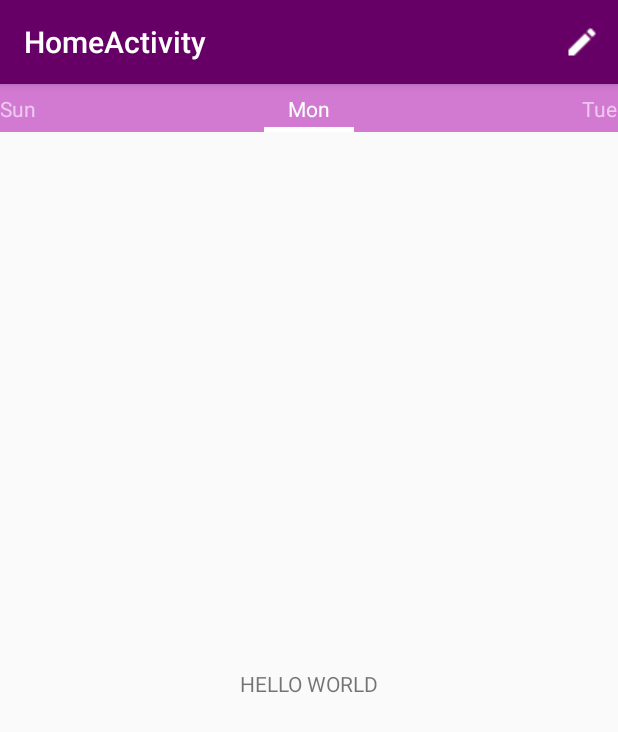
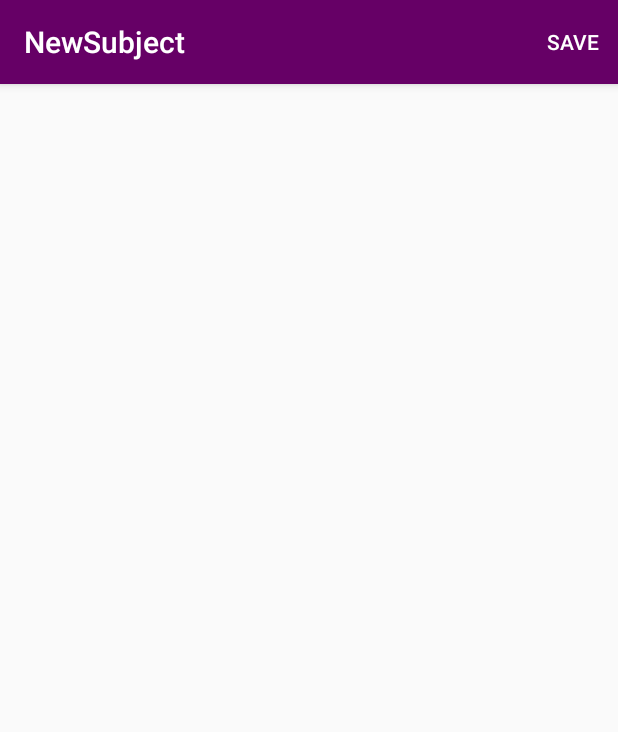
Before and after one commit to vicky16898/TimetableManager, an Android app: the screen it shows after launch (HomeActivity before the commit, NewSubject after it), after a tap on "New", on a phone screen of 412 x 824 dp. Shown: the top 732 px of the screen. Run offline under Robolectric (Android 15) with nearby library versions, the phone set to English and light mode, and no system bars; our stand-ins replace ButterKnife.

Commit message:
Add NewSubject activity which adds new items to timetable list

```diff
--- a/app/src/main/AndroidManifest.xml
+++ b/app/src/main/AndroidManifest.xml
@@ -10,9 +10,13 @@
         android:supportsRtl="true"
         android:theme="@style/AppTheme">
         <activity
+            android:name=".NewSubject"
+            android:label="@string/title_activity_new_subject"
+            android:theme="@style/AppTheme.NoActionBar"></activity>
+        <activity
             android:name=".HomeActivity"
             android:label="@string/title_activity_home"
-            android:theme="@style/AppTheme.NoActionBar"></activity>
+            android:theme="@style/AppTheme.NoActionBar" />
         <activity android:name=".MainActivity">
             <intent-filter>
                 <action android:name="android.intent.action.MAIN" />
--- a/app/src/main/java/com/example/timetablemanager/MyPagerAdapter.java
+++ b/app/src/main/java/adapter/MyPagerAdapter.java
@@ -1,4 +1,4 @@
-package com.example.timetablemanager;
+package adapter;
 
 import android.support.annotation.Nullable;
 import android.support.v4.app.Fragment;
--- a/app/src/main/java/com/example/timetablemanager/HomeActivity.java
+++ b/app/src/main/java/com/example/timetablemanager/HomeActivity.java
@@ -1,17 +1,20 @@
 package com.example.timetablemanager;
 
+import android.content.Intent;
 import android.os.Bundle;
 import android.support.v4.app.Fragment;
 import android.support.v4.view.ViewPager;
 import android.support.v7.app.AppCompatActivity;
 import android.support.v7.widget.Toolbar;
 import android.view.Menu;
+import android.view.MenuItem;
 
 
 import java.util.ArrayList;
 import java.util.List;
 
 
+import adapter.MyPagerAdapter;
 import butterknife.BindView;
 import butterknife.ButterKnife;
 
@@ -70,6 +73,17 @@ public class HomeActivity extends AppCompatActivity {
         return super.onCreateOptionsMenu(menu);
     }
 
+    @Override
+    public boolean onOptionsItemSelected(MenuItem item) {
+        int id = item.getItemId();
+        if(id == R.id.add){
+            Intent intent = new Intent(HomeActivity.this, NewSubject.class);
+            startActivityForResult(intent, 1);
+            return true;
+        }
+        return super.onOptionsItemSelected(item);
+    }
+
     private List<Fragment> getFragments() {
         List<Fragment> fList = new ArrayList<Fragment>();
 
--- a/app/src/main/java/com/example/timetablemanager/MyFragment.java
+++ b/app/src/main/java/com/example/timetablemanager/MyFragment.java
@@ -7,19 +7,24 @@ import android.util.Log;
 import android.view.LayoutInflater;
 import android.view.View;
 import android.view.ViewGroup;
+import android.widget.TextView;
+
+import butterknife.BindView;
+import butterknife.ButterKnife;
 
 
 public class MyFragment extends Fragment {
     // TODO: Rename parameter arguments, choose names that match
 
     private static final String ARG_PARAM = "param";
+    public String fragmentName;
 
-
-
-
+    @BindView(R.id.myText)
+    TextView myText;
 
     public MyFragment() {
     }
+
     public static MyFragment newInstance(String param) {
         MyFragment fragment = new MyFragment();
         Bundle args = new Bundle();
@@ -33,9 +38,10 @@ public class MyFragment extends Fragment {
     public View onCreateView(LayoutInflater inflater, ViewGroup container,
                              Bundle savedInstanceState) {
         // Inflate the layout for this fragment
-        String fragmentName = getArguments().getString(ARG_PARAM);
-        Log.d("FRAGMENT NAME", fragmentName);
-        return inflater.inflate(R.layout.fragment_my, container, false);
+        View view = inflater.inflate(R.layout.fragment_my, container, false);
+        ButterKnife.bind(this, view);
+        fragmentName = getArguments().getString(ARG_PARAM);
+        return view;
     }
 
 
--- /dev/null
+++ b/app/src/main/java/com/example/timetablemanager/NewSubject.java
@@ -0,0 +1,33 @@
+package com.example.timetablemanager;
+
+import android.os.Bundle;
+import android.support.design.widget.FloatingActionButton;
+import android.support.design.widget.Snackbar;
+import android.support.v7.app.AppCompatActivity;
+import android.support.v7.widget.Toolbar;
+import android.view.Menu;
+import android.view.View;
+
+import butterknife.BindView;
+import butterknife.ButterKnife;
+
+public class NewSubject extends AppCompatActivity {
+
+    @BindView(R.id.action_bar)
+    Toolbar action_bar;
+
+    @Override
+    protected void onCreate(Bundle savedInstanceState) {
+        super.onCreate(savedInstanceState);
+        setContentView(R.layout.activity_new_subject);
+        ButterKnife.bind(this);
+        setSupportActionBar(action_bar);
+    }
+
+    @Override
+    public boolean onCreateOptionsMenu(Menu menu) {
+        getMenuInflater().inflate(R.menu.new_timetable_bar, menu);
+        return super.onCreateOptionsMenu(menu);
+    }
+
+}
--- /dev/null
+++ b/app/src/main/res/layout-v21/activity_new_subject.xml
@@ -0,0 +1,17 @@
+<?xml version="1.0" encoding="utf-8"?>
+<RelativeLayout xmlns:android="http://schemas.android.com/apk/res/android"
+    xmlns:app="http://schemas.android.com/apk/res-auto"
+    android:layout_width="match_parent"
+    android:layout_height="match_parent">
+
+    <android.support.v7.widget.Toolbar
+        android:id="@+id/action_bar"
+        android:layout_width="match_parent"
+        android:layout_height="?attr/actionBarSize"
+        android:background="@color/purple"
+        android:elevation="4dp"
+        app:titleTextColor="#ffffff">
+
+    </android.support.v7.widget.Toolbar>
+
+</RelativeLayout>
--- /dev/null
+++ b/app/src/main/res/layout/activity_new_subject.xml
@@ -0,0 +1,16 @@
+<?xml version="1.0" encoding="utf-8"?>
+<RelativeLayout xmlns:android="http://schemas.android.com/apk/res/android"
+    xmlns:app="http://schemas.android.com/apk/res-auto"
+    android:layout_width="match_parent"
+    android:layout_height="match_parent">
+
+    <android.support.v7.widget.Toolbar
+        android:id="@+id/action_bar"
+        android:layout_width="match_parent"
+        android:layout_height="?attr/actionBarSize"
+        android:background="@color/purple"
+        app:titleTextColor="#ffffff">
+
+    </android.support.v7.widget.Toolbar>
+
+</RelativeLayout>
--- a/app/src/main/res/layout/content_home.xml
+++ /dev/null
@@ -1,11 +0,0 @@
-<?xml version="1.0" encoding="utf-8"?>
-<android.support.constraint.ConstraintLayout xmlns:android="http://schemas.android.com/apk/res/android"
-    xmlns:app="http://schemas.android.com/apk/res-auto"
-    xmlns:tools="http://schemas.android.com/tools"
-    android:layout_width="match_parent"
-    android:layout_height="match_parent"
-    app:layout_behavior="@string/appbar_scrolling_view_behavior"
-    tools:context=".HomeActivity"
-    tools:showIn="@layout/activity_home">
-
-</android.support.constraint.ConstraintLayout>
--- a/app/src/main/res/layout/fragment_my.xml
+++ b/app/src/main/res/layout/fragment_my.xml
@@ -7,6 +7,7 @@
 
     <!-- TODO: Update blank fragment layout -->
     <TextView
+        android:id="@+id/myText"
         android:layout_width="match_parent"
         android:layout_height="match_parent"
         android:layout_gravity="center"
--- /dev/null
+++ b/app/src/main/res/menu/new_timetable_bar.xml
@@ -0,0 +1,10 @@
+<?xml version="1.0" encoding="utf-8"?>
+<menu xmlns:android="http://schemas.android.com/apk/res/android"
+    xmlns:app="http://schemas.android.com/apk/res-auto">
+    <item
+        android:id="@+id/save"
+        android:title="@string/save"
+        app:showAsAction="ifRoom">
+    </item>
+
+</menu>
--- a/app/src/main/res/values/colors.xml
+++ b/app/src/main/res/values/colors.xml
@@ -1,7 +1,8 @@
 <?xml version="1.0" encoding="utf-8"?>
 <resources>
     <color name="colorPrimary">#008577</color>
-    <color name="colorPrimaryDark">#00574B</color>
+    <color name="colorPrimaryDark">#cc00ff</color>
     <color name="colorAccent">#D81B60</color>
     <color name="purple">#660066</color>
+    <color name="white">#FFFFFF</color>
 </resources>
--- a/app/src/main/res/values/strings.xml
+++ b/app/src/main/res/values/strings.xml
@@ -4,4 +4,6 @@
 
     <!-- TODO: Remove or change this placeholder text -->
     <string name="hello_blank_fragment">Hello blank fragment</string>
+    <string name="title_activity_new_subject">NewSubject</string>
+    <string name="save">SAVE</string>
 </resources>
--- a/app/src/main/res/values/styles.xml
+++ b/app/src/main/res/values/styles.xml
@@ -3,6 +3,7 @@
     <!-- Base application theme. -->
     <style name="AppTheme" parent="Theme.AppCompat.Light.DarkActionBar">
         <!-- Customize your theme here. -->
+        <item name="android:actionMenuTextColor">@color/white</item>
         <item name="colorPrimary">@color/colorPrimary</item>
         <item name="colorPrimaryDark">@color/colorPrimaryDark</item>
         <item name="colorAccent">@color/colorAccent</item>
```
